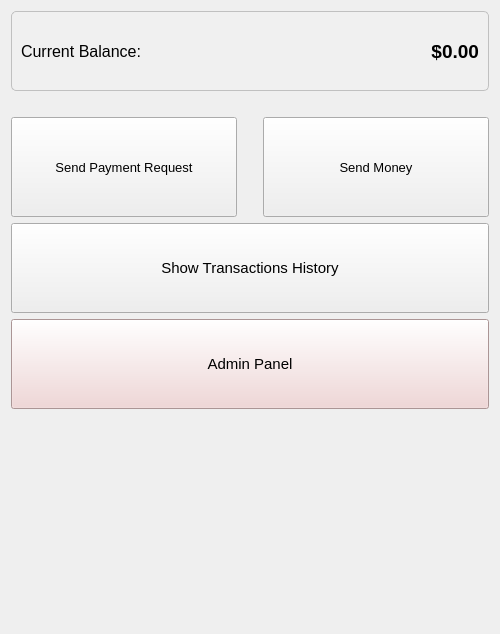
Before: the Qt Designer form src/ui/views/HomePage.ui in IbrahimYasserM/Cashtak, drawn with Qt 5.
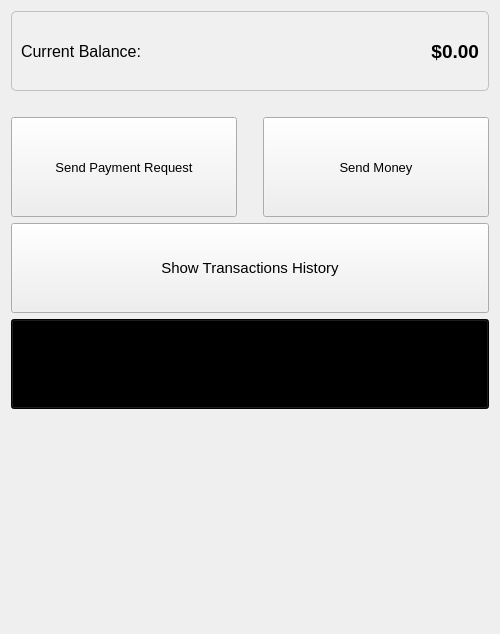
After: the same form once the commit is applied.

Commit message: FEAT: Delete User

```diff
--- a/src/ui/views/HomePage.ui
+++ b/src/ui/views/HomePage.ui
@@ -201,7 +201,7 @@
       </font>
      </property>
      <property name="styleSheet">
-      <string notr="true">background-color: #f0d0d0;</string>
+      <string notr="true">background-color: #000000;</string>
      </property>
      <property name="text">
       <string>Admin Panel</string>
```
The commit also changes 2 other files.
